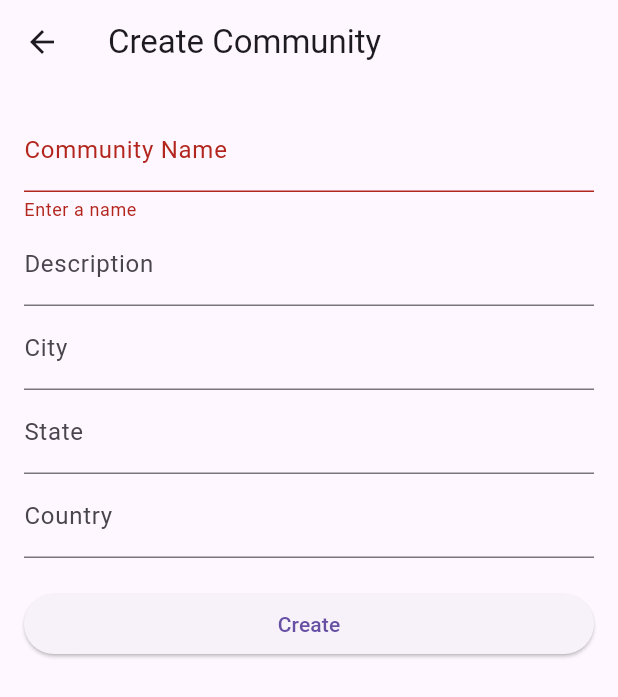
After one commit to TravisWebber98/EmergencyResponseAppCapstone, a Flutter app: the CreateCommunityPage screen opened directly, after a tap on "Create", on a phone screen of 412 x 824 dp. The commit adds this screen. Shown: the top 697 px of the screen. Run offline on Flutter 3.47's test engine with Material 3 defaults, Android fonts, the phone set to English and light mode, and no system bars; our stand-ins replace cloud_firestore, firebase_auth, firebase_core, flutter_riverpod, isar_community; accounts and stored records are empty; generated files the repository leaves out were written again.

Commit message:
Finished prototype of community system, still need to only show specific communities to users

```diff
--- /dev/null
+++ b/lib/features/community/screens/create_community_page.dart
@@ -0,0 +1,109 @@
+import 'package:flutter/material.dart';
+import 'package:flutter_riverpod/flutter_riverpod.dart';
+import '/models/community.dart';
+import '/providers/community_provider.dart';
+
+class CreateCommunityPage extends ConsumerStatefulWidget {
+  const CreateCommunityPage({super.key});
+
+  @override
+  ConsumerState<CreateCommunityPage> createState() =>
+      _CreateCommunityPageState();
+}
+
+class _CreateCommunityPageState extends ConsumerState<CreateCommunityPage> {
+  final _formKey = GlobalKey<FormState>();
+  final _nameController = TextEditingController();
+  final _descController = TextEditingController();
+  final _cityController = TextEditingController();
+  final _stateController = TextEditingController();
+  final _countryController = TextEditingController();
+
+  bool _isSaving = false;
+
+  @override
+  void dispose() {
+    _nameController.dispose();
+    _descController.dispose();
+    _cityController.dispose();
+    _stateController.dispose();
+    _countryController.dispose();
+    super.dispose();
+  }
+
+  Future<void> _saveCommunity() async {
+    if (!_formKey.currentState!.validate()) return;
+
+    setState(() {
+      _isSaving = true;
+    });
+
+    final communityRepo = ref.read(communityRepositoryProvider);
+
+    final newCommunity = Community(
+      communityId: DateTime.now().millisecondsSinceEpoch.toString(),
+      name: _nameController.text,
+      description: _descController.text,
+      city: _cityController.text,
+      state: _stateController.text,
+      country: _countryController.text,
+      createdAt: DateTime.now(),
+      updatedAt: DateTime.now(),
+    );
+
+    await communityRepo.addCommunity(newCommunity);
+
+    setState(() {
+      _isSaving = false;
+    });
+
+    Navigator.of(context).pop(); // Return to community list
+  }
+
+  @override
+  Widget build(BuildContext context) {
+    return Scaffold(
+      appBar: AppBar(title: const Text('Create Community')),
+      body: Padding(
+        padding: const EdgeInsets.all(16.0),
+        child: Form(
+          key: _formKey,
+          child: ListView(
+            children: [
+              TextFormField(
+                controller: _nameController,
+                decoration: const InputDecoration(labelText: 'Community Name'),
+                validator: (value) =>
+                value!.isEmpty ? 'Enter a name' : null,
+              ),
+              TextFormField(
+                controller: _descController,
+                decoration: const InputDecoration(labelText: 'Description'),
+              ),
+              TextFormField(
+                controller: _cityController,
+                decoration: const InputDecoration(labelText: 'City'),
+              ),
+              TextFormField(
+                controller: _stateController,
+                decoration: const InputDecoration(labelText: 'State'),
+              ),
+              TextFormField(
+                controller: _countryController,
+                decoration: const InputDecoration(labelText: 'Country'),
+              ),
+              const SizedBox(height: 20),
+              ElevatedButton(
+                onPressed: _isSaving ? null : _saveCommunity,
+                child: _isSaving
+                    ? const CircularProgressIndicator(
+                    color: Colors.white, strokeWidth: 2)
+                    : const Text('Create'),
+              ),
+            ],
+          ),
+        ),
+      ),
+    );
+  }
+}
--- /dev/null
+++ b/lib/repositories/community/community_repositories.dart
@@ -0,0 +1,4 @@
+export 'sync_community_repository.dart';
+export 'community_repository.dart';
+export 'firebase_community_repository.dart';
+export 'isar_community_repository.dart';
--- a/lib/repositories/community/community_repository.dart
+++ b/lib/repositories/community/community_repository.dart
@@ -1,9 +1,13 @@
-import 'package:emergency_response_app/models/community.dart';
+import '/models/community.dart';
 
 abstract class CommunityRepository {
+  Future<List<Community>> getCommunities();
+
+  Future<Community?> getCommunityById(String id);
+
   Future<void> addCommunity(Community community);
-  Future<Community?> getCommunityById(String communityId);
-  Future<List<Community>> getAllCommunities();
-  Future<void> deleteCommunity(String communityId);
-  Future<void> clearAllCommunities();
+
+  Future<void> updateCommunity(Community community);
+
+  Future<void> deleteCommunity(String id);
 }
--- /dev/null
+++ b/lib/repositories/community/firebase_community_repository.dart
@@ -0,0 +1,51 @@
+import 'package:cloud_firestore/cloud_firestore.dart';
+import '/models/community.dart';
+import 'community_repository.dart';
+
+class FirebaseCommunityRepository implements CommunityRepository {
+  final FirebaseFirestore firestore;
+
+  FirebaseCommunityRepository(this.firestore);
+
+  CollectionReference get _communities =>
+      firestore.collection('communities');
+
+  @override
+  Future<List<Community>> getCommunities() async {
+    final snapshot = await _communities.get();
+
+    return snapshot.docs
+        .map((doc) => Community.fromJson(doc.data() as Map<String, dynamic>))
+        .toList();
+  }
+
+  @override
+  Future<Community?> getCommunityById(String id) async {
+    final doc = await _communities.doc(id).get();
+
+    if (!doc.exists) return null;
+
+    return Community.fromJson(doc.data() as Map<String, dynamic>);
+  }
+
+  @override
+  Future<void> addCommunity(Community community) async {
+    await _communities.doc(community.communityId).set(community.toJson());
+  }
+
+  @override
+  Future<void> updateCommunity(Community community) async {
+    await _communities.doc(community.communityId).update(community.toJson());
+  }
+
+  @override
+  Future<void> deleteCommunity(String id) async {
+    await _communities.doc(id).delete();
+  }
+
+  Stream<List<Community>> streamCommunities() {
+    return firestore.collection('communities').snapshots().map((snapshot) {
+      return snapshot.docs.map((doc) => Community.fromJson(doc.data())).toList();
+    });
+  }
+}
--- /dev/null
+++ b/lib/repositories/community/sync_community_repository.dart
@@ -0,0 +1,71 @@
+import 'dart:async';
+import '/models/community.dart';
+import 'community_repository.dart';
+import 'isar_community_repository.dart';
+import 'firebase_community_repository.dart';
+
+class SyncCommunityRepository implements CommunityRepository {
+  final IsarCommunityRepository local;
+  final FirebaseCommunityRepository remote;
+
+  StreamSubscription? _remoteListener;
+
+  SyncCommunityRepository({
+    required this.local,
+    required this.remote,
+  }) {
+    _startRemoteListener();
+  }
+
+  /// Read all communities from local Isar
+  @override
+  Future<List<Community>> getCommunities() async {
+    return await local.getCommunities();
+  }
+
+  /// Read a single community by ID from local Isar
+  @override
+  Future<Community?> getCommunityById(String communityId) async {
+    return await local.getCommunityById(communityId);
+  }
+
+  @override
+  Future<void> addCommunity(Community community) async {
+    // Write locally first
+    await local.addCommunity(community);
+
+    // Sync to Firebase asynchronously
+    unawaited(remote.addCommunity(community));
+  }
+
+  /// Create or update a community locally, then sync to Firebase
+  @override
+  Future<void> updateCommunity(Community community) async {
+    //  Write locally
+    await local.updateCommunity(community);
+
+    // Sync to Firebase in the background
+    unawaited(remote.updateCommunity(community));
+  }
+
+  /// Delete community locally, then remotely
+  @override
+  Future<void> deleteCommunity(String communityId) async {
+    await local.deleteCommunity(communityId);
+    unawaited(remote.deleteCommunity(communityId));
+  }
+
+  /// Listen to remote changes and merge into local Isar
+  void _startRemoteListener() {
+    _remoteListener = remote.streamCommunities().listen((remoteCommunities) async {
+      for (var community in remoteCommunities) {
+        await local.updateCommunity(community); // merge remote changes into Isar
+      }
+    });
+  }
+
+  /// Stop remote listener when no longer needed
+  Future<void> dispose() async {
+    await _remoteListener?.cancel();
+  }
+}
--- a/pubspec.yaml
+++ b/pubspec.yaml
@@ -41,6 +41,8 @@ dependencies:
   firebase_core: ^4.4.0
   path_provider: ^2.1.5
   firebase_auth: ^6.1.4
+  flutter_riverpod: ^3.2.1
+  riverpod_annotation: ^4.0.2
 
 dev_dependencies:
   flutter_test:
```
Also changed, not shown: lib/features/community/screens/community_page.dart (+58 -5 lines), lib/providers/community_provider.dart (added, +26 -0 lines), lib/repositories/community/isar_community_repository.dart (added, +46 -0 lines), lib/core/services/database_sync.dart (added), pubspec.lock, 1 other file.
